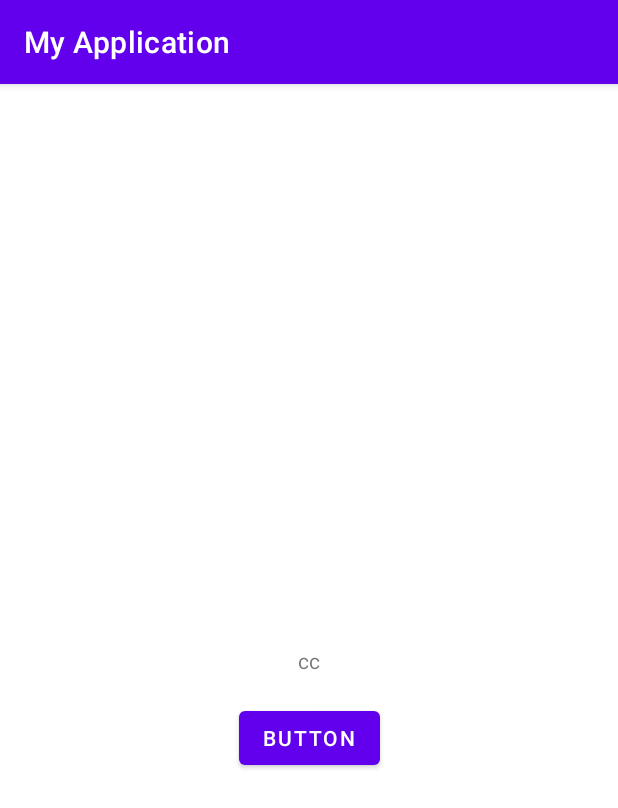
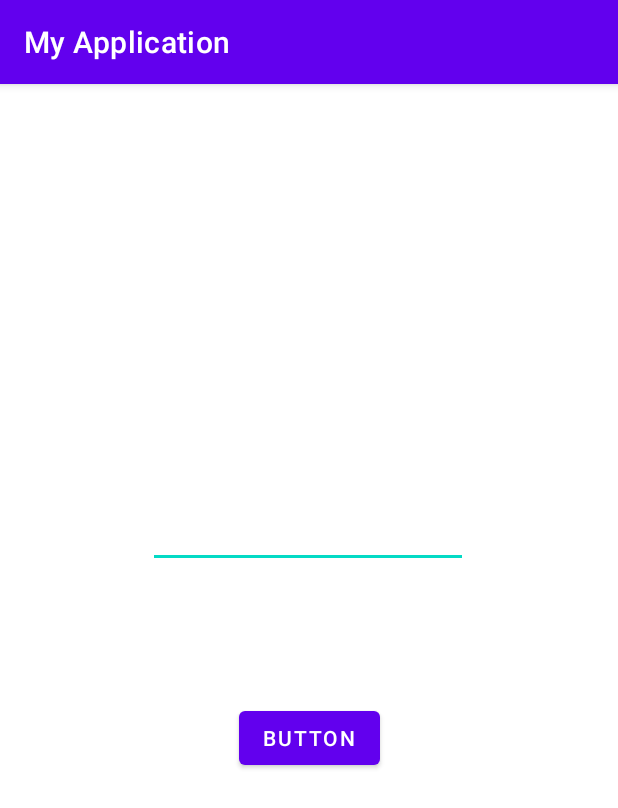
Before and after one commit to ouboumour/mobKotlin, an Android app: the screen it shows after launch (MainActivity), after a tap on "BUTTON", on a phone screen of 412 x 824 dp. Shown: the top 808 px of the screen. Run offline under Robolectric (Android 15) with nearby library versions, the phone set to English and light mode, and no system bars.

Commit message:
passwd field

```diff
--- a/app/src/main/java/com/example/myapplication/MainActivity.kt
+++ b/app/src/main/java/com/example/myapplication/MainActivity.kt
@@ -3,13 +3,14 @@
 import androidx.appcompat.app.AppCompatActivity
 import android.os.Bundle
 import android.widget.Button
+import android.widget.EditText
 import android.widget.TextView
 
     class MainActivity : AppCompatActivity() {
 
         var button : Button? = null
         var textView : TextView? = null
-        //var editText : TextView? = null
+        var editText : TextView? = null
 
     override fun onCreate(savedInstanceState: Bundle?) {
         super.onCreate(savedInstanceState)
@@ -17,9 +18,11 @@ import android.widget.TextView
 
         button = findViewById(R.id.button_validation)
         textView = findViewById(R.id.textView)
+        editText = findViewById<EditText>(R.id.monPasswd)
 
         button?.setOnClickListener {
-            textView?.text="cc"
+            val texteDeLEditText = editText?.text
+            textView?.text = texteDeLEditText
         }
     }
 }
--- a/app/src/main/res/layout/activity_main.xml
+++ b/app/src/main/res/layout/activity_main.xml
@@ -26,4 +26,16 @@
         app:layout_constraintStart_toStartOf="parent"
         app:layout_constraintTop_toBottomOf="@+id/textView" />
 
+    <EditText
+        android:id="@+id/monPasswd"
+        android:layout_width="wrap_content"
+        android:layout_height="wrap_content"
+        android:layout_marginBottom="52dp"
+        android:ems="10"
+        android:inputType="textPassword"
+        app:layout_constraintBottom_toTopOf="@+id/textView"
+        app:layout_constraintEnd_toEndOf="parent"
+        app:layout_constraintHorizontal_bias="0.497"
+        app:layout_constraintStart_toStartOf="parent" />
+
 </androidx.constraintlayout.widget.ConstraintLayout>
```
